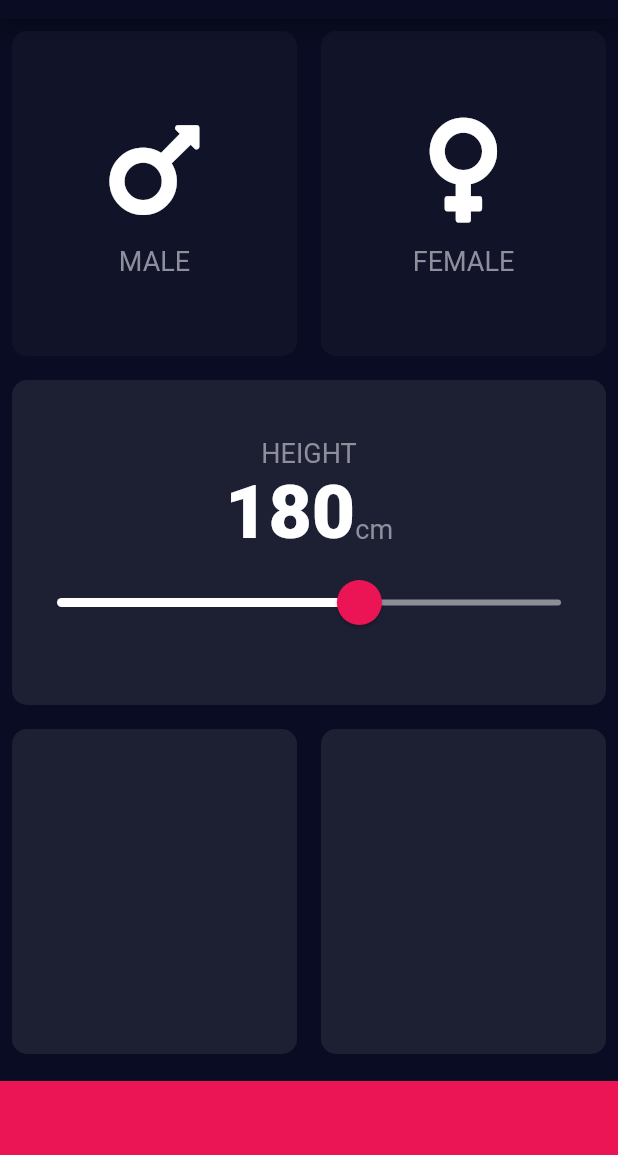
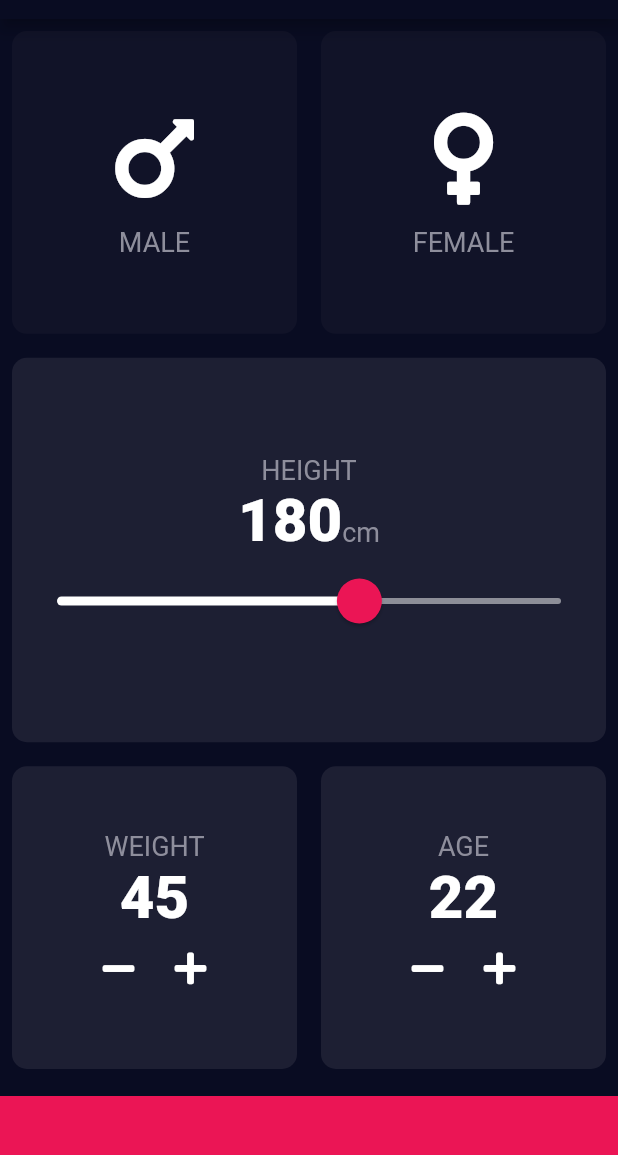
Before and after one commit to divyesh-solanki/bmi-calculator, a Flutter app: the screen it shows after launch, on a phone screen of 412 x 824 dp, the part 65-1220 px from its top. Run offline on Flutter 3.47's test engine with Material 2 defaults, Android fonts, the phone set to English and light mode, and no system bars; our stand-ins replace font_awesome_flutter.

Commit message:
added weight, age card

```diff
--- a/lib/constants.dart
+++ b/lib/constants.dart
@@ -1,6 +1,6 @@
 import 'package:flutter/material.dart';
 
-const kbottomContainerHeight = 60.0;
+const kbottomContainerHeight = 50.0;
 const kbottomContainerColor = Color(0xFFEB1555);
 const kactiveCardColor = Color(0xFF1D1F33);
 const kinactiveCardColor = Color(0xFF111328);
@@ -9,6 +9,6 @@ const klabelTextStyle = TextStyle(
   color: Color(0xFF8E8E9C),
 );
 const kheavyTextStyle = TextStyle(
-  fontSize: 50,
+  fontSize: 40,
   fontWeight: FontWeight.w900,
 );
--- a/lib/gender_card_content.dart
+++ b/lib/gender_card_content.dart
@@ -11,7 +11,7 @@ class GenderCardContent extends StatelessWidget {
       children: <Widget>[
         Icon(
           genderIcon,
-          size: 80,
+          size: 70,
           //color: Color(0xFF8E8E9C),
         ),
         SizedBox(
--- a/lib/input_page.dart
+++ b/lib/input_page.dart
@@ -27,7 +27,7 @@ class _InputPageState extends State<InputPage> {
         crossAxisAlignment: CrossAxisAlignment.stretch,
         children: <Widget>[
           Expanded(
-            flex: 3,
+            flex: 4,
             child: Row(
               children: <Widget>[
                 Expanded(
@@ -68,7 +68,7 @@ class _InputPageState extends State<InputPage> {
             ),
           ),
           Expanded(
-            flex: 3,
+            flex: 5,
             child: ReusableCard(
               colour: kactiveCardColor,
               cardChild: Column(
@@ -117,14 +117,74 @@ class _InputPageState extends State<InputPage> {
             ),
           ),
           Expanded(
-            flex: 3,
+            flex: 4,
             child: Row(
               children: <Widget>[
                 Expanded(
-                  child: ReusableCard(colour: kactiveCardColor),
+                  child: ReusableCard(
+                    colour: kactiveCardColor,
+                    cardChild: Column(
+                      mainAxisAlignment: MainAxisAlignment.center,
+                      children: <Widget>[
+                        Text(
+                          'WEIGHT',
+                          style: klabelTextStyle,
+                        ),
+                        Text(
+                          '45',
+                          style: kheavyTextStyle,
+                        ),
+                        Row(
+                          mainAxisAlignment: MainAxisAlignment.center,
+                          children: <Widget>[
+                            IconButton(
+                              icon: Icon(FontAwesomeIcons.minus),
+                              onPressed: () {},
+                            ),
+                            IconButton(
+                              icon: Icon(
+                                FontAwesomeIcons.plus,
+                              ),
+                              onPressed: () {},
+                            ),
+                          ],
+                        ),
+                      ],
+                    ),
+                  ),
                 ),
                 Expanded(
-                  child: ReusableCard(colour: kactiveCardColor),
+                  child: ReusableCard(
+                    colour: kactiveCardColor,
+                    cardChild: Column(
+                      mainAxisAlignment: MainAxisAlignment.center,
+                      children: <Widget>[
+                        Text(
+                          'AGE',
+                          style: klabelTextStyle,
+                        ),
+                        Text(
+                          '22',
+                          style: kheavyTextStyle,
+                        ),
+                        Row(
+                          mainAxisAlignment: MainAxisAlignment.center,
+                          children: <Widget>[
+                            IconButton(
+                              icon: Icon(FontAwesomeIcons.minus),
+                              onPressed: () {},
+                            ),
+                            IconButton(
+                              icon: Icon(
+                                FontAwesomeIcons.plus,
+                              ),
+                              onPressed: () {},
+                            ),
+                          ],
+                        ),
+                      ],
+                    ),
+                  ),
                 ),
               ],
             ),
```
